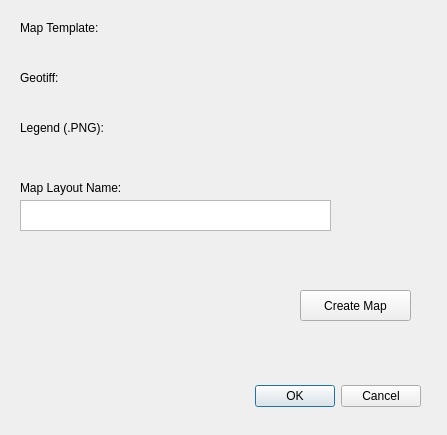
This is geophysics_mapping_dialog_base.ui in igormacedorrn/geophysics_mapping as Qt 5 draws it before an edit. The edited form follows.
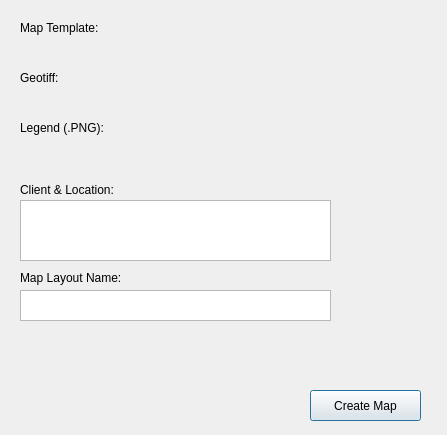
This is the edited form. Custom widgets are drawn as their Qt base class.

```diff
--- a/geophysics_mapping_dialog_base.ui
+++ b/geophysics_mapping_dialog_base.ui
@@ -13,22 +13,6 @@
   <property name="windowTitle">
    <string>Geophysics Mapping</string>
   </property>
-  <widget class="QDialogButtonBox" name="button_box">
-   <property name="geometry">
-    <rect>
-     <x>80</x>
-     <y>380</y>
-     <width>341</width>
-     <height>32</height>
-    </rect>
-   </property>
-   <property name="orientation">
-    <enum>Qt::Horizontal</enum>
-   </property>
-   <property name="standardButtons">
-    <set>QDialogButtonBox::Cancel|QDialogButtonBox::Ok</set>
-   </property>
-  </widget>
   <widget class="QgsFileWidget" name="TemplatemQgsFileWidget">
    <property name="geometry">
     <rect>
@@ -101,8 +85,8 @@
   <widget class="QPushButton" name="CreatePushButton">
    <property name="geometry">
     <rect>
-     <x>300</x>
-     <y>290</y>
+     <x>310</x>
+     <y>390</y>
      <width>111</width>
      <height>31</height>
     </rect>
@@ -115,7 +99,7 @@
    <property name="geometry">
     <rect>
      <x>20</x>
-     <y>200</y>
+     <y>290</y>
      <width>311</width>
      <height>31</height>
     </rect>
@@ -125,7 +109,7 @@
    <property name="geometry">
     <rect>
      <x>20</x>
-     <y>180</y>
+     <y>270</y>
      <width>141</width>
      <height>16</height>
     </rect>
@@ -134,6 +118,29 @@
     <string>Map Layout Name:</string>
    </property>
   </widget>
+  <widget class="QLabel" name="label_2">
+   <property name="geometry">
+    <rect>
+     <x>20</x>
+     <y>180</y>
+     <width>131</width>
+     <height>20</height>
+    </rect>
+   </property>
+   <property name="text">
+    <string>Client &amp; Location:</string>
+   </property>
+  </widget>
+  <widget class="QTextEdit" name="ClientLocationLayoutTextEdit">
+   <property name="geometry">
+    <rect>
+     <x>20</x>
+     <y>200</y>
+     <width>311</width>
+     <height>61</height>
+    </rect>
+   </property>
+  </widget>
  </widget>
  <customwidgets>
   <customwidget>
```
Left out of the diff: 37 changed lines with no effect on the pictures.
